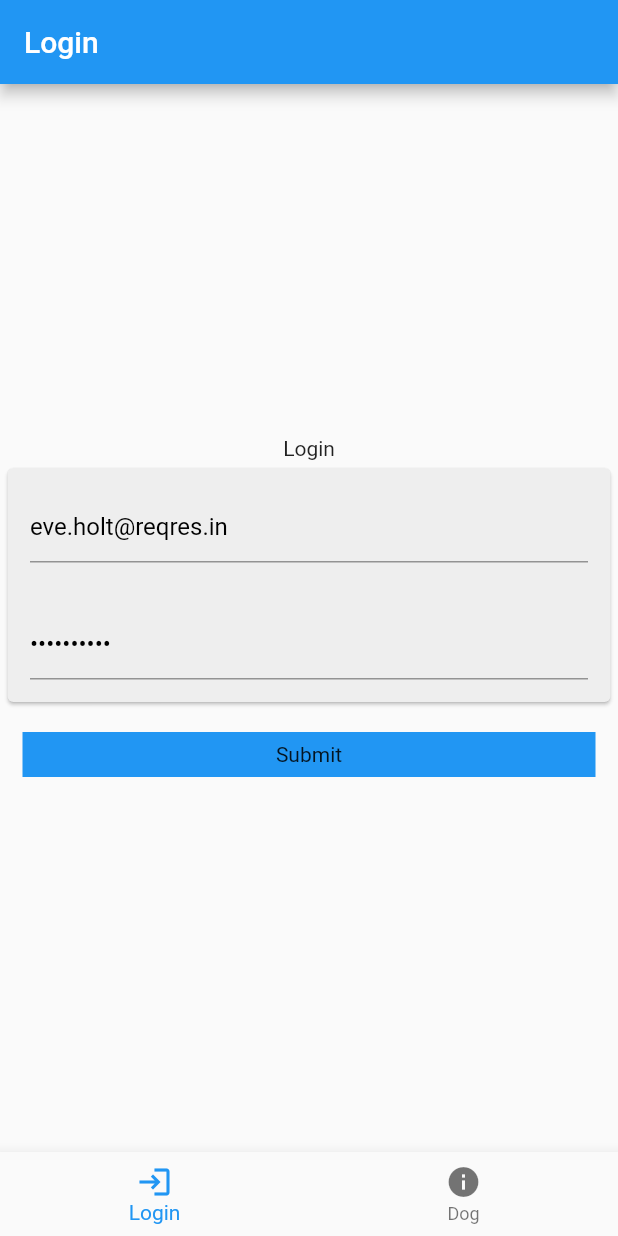
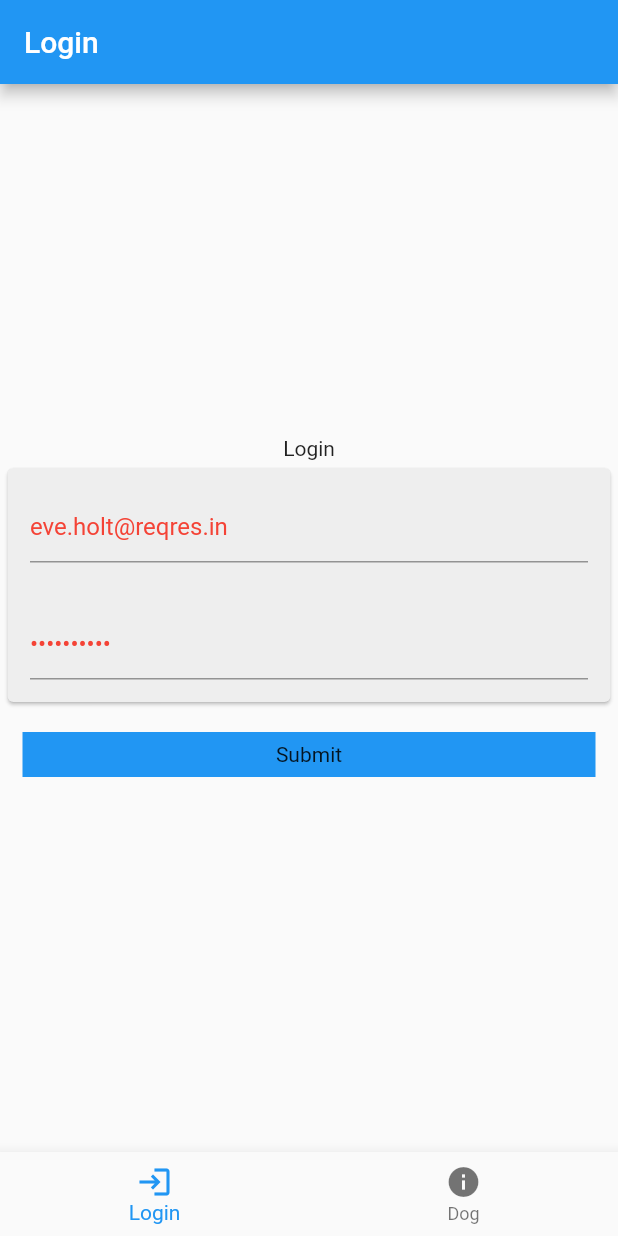
Before and after one commit to ectrema/dog_app_bloc, a Flutter app: the screen it shows after launch, on a phone screen of 412 x 824 dp. Run offline on Flutter 3.47's test engine with Material 2 defaults, Android fonts, the phone set to English and light mode, and no system bars; our stand-ins replace bloc, dio, flutter_bloc.

Commit message:
login can change email and password

```diff
--- a/lib/bloc/login/login.dart
+++ b/lib/bloc/login/login.dart
@@ -18,25 +18,33 @@ class LoginBloc extends Bloc<LoginEvent, LoginState> {
 
       if (isFieldEmpty(event.email)) {
         yield state.copywith(emailError: FieldError.empty);
-      }
-
-      if (!validateEmailAddress(event.email)) {
+      } else if (!validateEmailAddress(event.email)) {
         yield state.copywith(emailError: FieldError.invalid);
+      } else {
+        yield state.copywith(emailError: FieldError.valid);
       }
 
       if (!validatePassword(event.password)) {
         yield state.copywith(passwordError: FieldError.invalid);
+      } else {
+        yield state.copywith(passwordError: FieldError.valid);
       }
 
-      yield state.copywith(submissionSuccess: true);
-      await repository
-          .login(
-            email: event.email,
-            password: event.password,
-          )
-          .then((value) => print(value));
+      if (state.passwordError == FieldError.valid && state.emailError == FieldError.valid) {
+        await repository
+            .login(
+          email: event.email,
+          password: event.password,
+        )
+            .then((value) {
+          add(LoginEventSuccess(value));
+        });
+      } else {
+        add(LoginEventSuccess(false));
+      }
       yield state.copywith(isBusy: false);
-
+    } else if (event is LoginEventSuccess) {
+      yield state.copywith(submissionSuccess: event.isSuccess);
     }
   }
 
--- a/lib/bloc/login/login_event.dart
+++ b/lib/bloc/login/login_event.dart
@@ -9,3 +9,11 @@ class LoginEventSubmit extends LoginEvent {
     this.password,
   );
 }
+
+class LoginEventSuccess extends LoginEvent {
+  final bool isSuccess;
+
+  LoginEventSuccess(
+    this.isSuccess,
+  );
+}
--- a/lib/bloc/login/login_state.dart
+++ b/lib/bloc/login/login_state.dart
@@ -1,14 +1,14 @@
-enum FieldError { empty, invalid }
+enum FieldError { empty, invalid , valid }
 
 class LoginState {
   final bool isBusy;
-  final FieldError emailError;
-  final FieldError passwordError;
+  final FieldError? emailError;
+  final FieldError? passwordError;
   final bool submissionSuccess;
   LoginState({
     this.isBusy = false,
-    this.emailError = FieldError.empty,
-    this.passwordError = FieldError.empty,
+    this.emailError,
+    this.passwordError,
     this.submissionSuccess = false,
   });
 
--- a/lib/presentation/home/login/login_view.dart
+++ b/lib/presentation/home/login/login_view.dart
@@ -54,7 +54,7 @@ class _LoginViewState extends State<LoginView> {
                   color: Colors.blue,
                   margin: const EdgeInsets.all(15),
                   height: 30,
-                  child: Text('Submit'),
+                  child: const Text('Submit'),
                   alignment: Alignment.center,
                 ),
                 onTap: () async {
@@ -73,7 +73,7 @@ class _LoginViewState extends State<LoginView> {
     );
   }
 
-  Card _buildLoginBloc(LoginState state) {
+  Widget _buildLoginBloc(LoginState state) {
     return Card(
       color: Colors.grey[200],
       margin: const EdgeInsets.all(5),
@@ -84,19 +84,18 @@ class _LoginViewState extends State<LoginView> {
           children: <Widget>[
             TextField(
               controller: _emailController,
-              style: const TextStyle(
-                color: Colors.black,
+              style: TextStyle(
+                color: state.emailError != FieldError.valid
+                    ? Colors.red
+                    : Colors.black,
               ),
               enabled: !state.isBusy,
-              decoration: InputDecoration(
+              decoration: const InputDecoration(
                 hintText: 'Email',
                 labelStyle: TextStyle(
-                  color: state.emailError == FieldError.empty ||
-                          state.emailError == FieldError.invalid
-                      ? Colors.red
-                      : Colors.black,
+                  color: Colors.black,
                 ),
-                hintStyle: const TextStyle(
+                hintStyle: TextStyle(
                   color: Colors.black,
                 ),
               ),
@@ -104,8 +103,10 @@ class _LoginViewState extends State<LoginView> {
             const SizedBox(height: 30),
             TextField(
               controller: _passwordController,
-              style: const TextStyle(
-                color: Colors.black,
+              style: TextStyle(
+                color: state.passwordError != FieldError.valid
+                    ? Colors.red
+                    : Colors.black,
               ),
               enabled: !state.isBusy,
               obscureText: true,
@@ -119,6 +120,12 @@ class _LoginViewState extends State<LoginView> {
                 ),
               ),
             ),
+            state.submissionSuccess
+                ? const Padding(
+                    padding: EdgeInsets.only(top: 15),
+                    child: Text('200'),
+                  )
+                : const SizedBox(),
           ],
         ),
       ),
```
